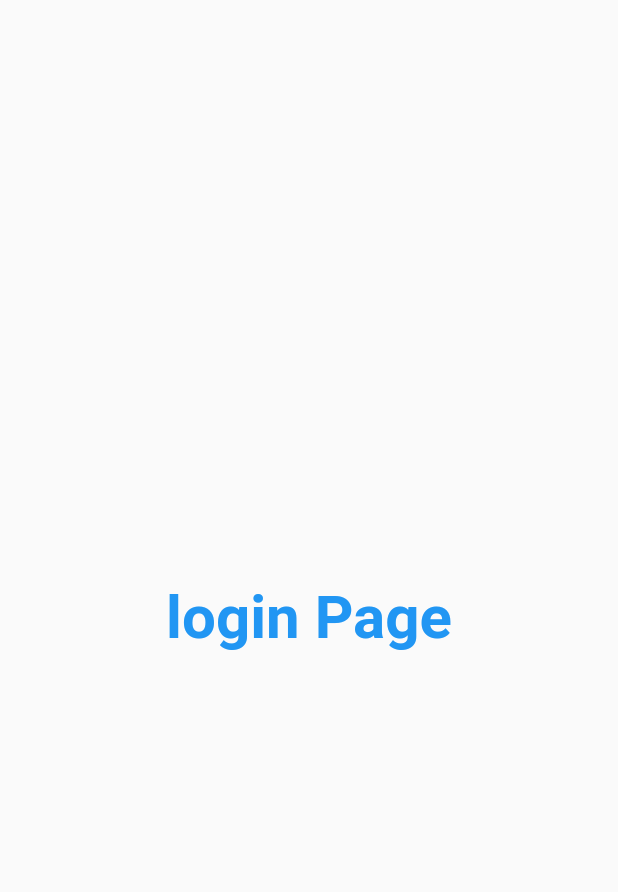
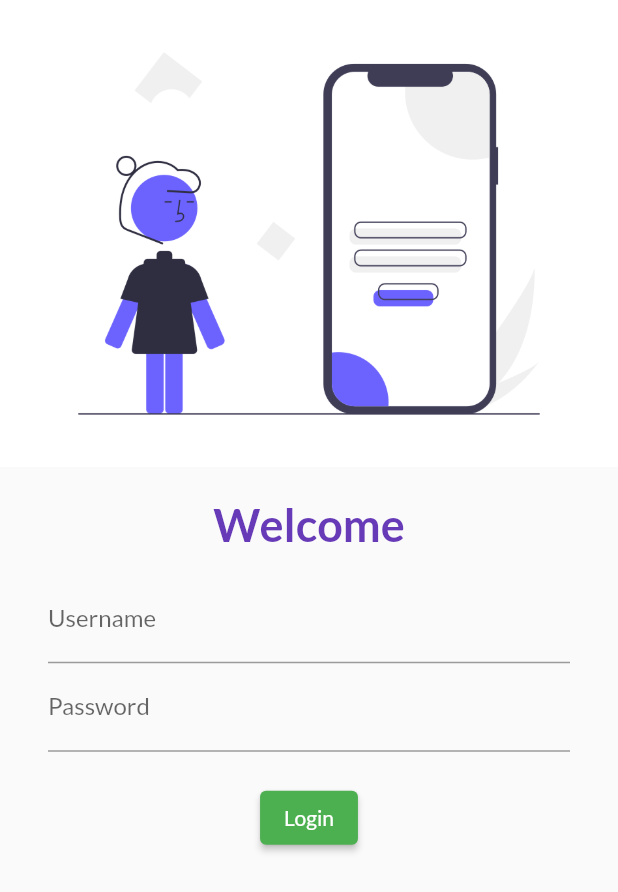
Before and after one commit to Nikhil-Sachan28/3DaysOfFlutter, a Flutter app: the screen it shows after launch, on a phone screen of 412 x 824 dp. Shown: the top 892 px of the screen. Run offline on Flutter 3.47's test engine with Material 2 defaults, Android fonts, the phone set to English and light mode, and no system bars; our stand-ins replace google_fonts.

Commit message:
day 4 completed

```diff
--- a/lib/main.dart
+++ b/lib/main.dart
@@ -1,5 +1,6 @@
 import 'package:flutter/material.dart';
 import 'package:flutter_catalog/pages/login_page.dart';
+import 'package:google_fonts/google_fonts.dart';
 
 import 'pages/home_page.dart';
 
@@ -26,9 +27,12 @@ class MyApp extends StatelessWidget {
   Widget build(BuildContext context) {
     return  MaterialApp(
       // home: HomePage(),
+
       themeMode: ThemeMode.system,
       theme: ThemeData(
-        primarySwatch: Colors.green
+        primarySwatch: Colors.green,
+          primaryTextTheme: GoogleFonts.latoTextTheme(),
+        fontFamily: GoogleFonts.lato().fontFamily
       ),
       darkTheme: ThemeData(
         brightness: Brightness.dark
--- a/lib/pages/login_page.dart
+++ b/lib/pages/login_page.dart
@@ -1,21 +1,52 @@
 import 'package:flutter/material.dart';
+import 'package:google_fonts/google_fonts.dart';
 
 class LoginPage extends StatelessWidget {
   const LoginPage({super.key});
 
   @override
   Widget build(BuildContext context) {
-    return const Material(
-      child: Center(
-        child: Text(
-          "login Page",
-          style: TextStyle(
-            fontSize: 40,
-            color: Colors.blue,
-            fontWeight: FontWeight.bold
-          ),
-        ),
-      ),
+    return Material(
+      child: Column(
+        children: [
+          Image.asset("assets/images/login_img.png"),
+           const SizedBox(
+             height: 20.0,
+           ),
+           const Text("Welcome", style: TextStyle(
+            fontWeight: FontWeight.bold,
+            fontSize: 30,
+            color: Colors.deepPurple),
+           ),
+          Padding(padding: const EdgeInsets.symmetric(vertical: 16, horizontal: 32),
+          child:Column(
+            children: [
+              TextFormField(
+                decoration: const InputDecoration(
+                    hintText: "Enter Username",
+                    labelText: "Username"
+                ),
+              ),
+              TextFormField(
+                obscureText: true,
+                decoration: const InputDecoration(
+                    hintText: "Enter Password",
+                    labelText: "Password"
+                ),
+              ),
+              const SizedBox(
+                height: 20,
+              ),
+              ElevatedButton(onPressed: () { print("welcome user");},
+                child: Text("Login"),
+                style:TextButton.styleFrom() ,)
+            ],
+          )
+            ,)
+
+
+        ],
+      )
     );
   }
 }
--- a/pubspec.yaml
+++ b/pubspec.yaml
@@ -35,6 +35,7 @@ dependencies:
   # The following adds the Cupertino Icons font to your application.
   # Use with the CupertinoIcons class for iOS style icons.
   cupertino_icons: ^1.0.2
+  google_fonts: ^5.1.0
 
 dev_dependencies:
   flutter_test:
@@ -59,8 +60,9 @@ flutter:
   uses-material-design: true
 
   # To add assets to your application, add an assets section, like this:
-  # assets:
-  #   - images/a_dot_burr.jpeg
+
+  assets:
+    - assets/images/
   #   - images/a_dot_ham.jpeg
 
   # An image asset can refer to one or more resolution-specific "variants", see
```
Also changed, not shown: assets/images/login_img.png (added), pubspec.lock.
